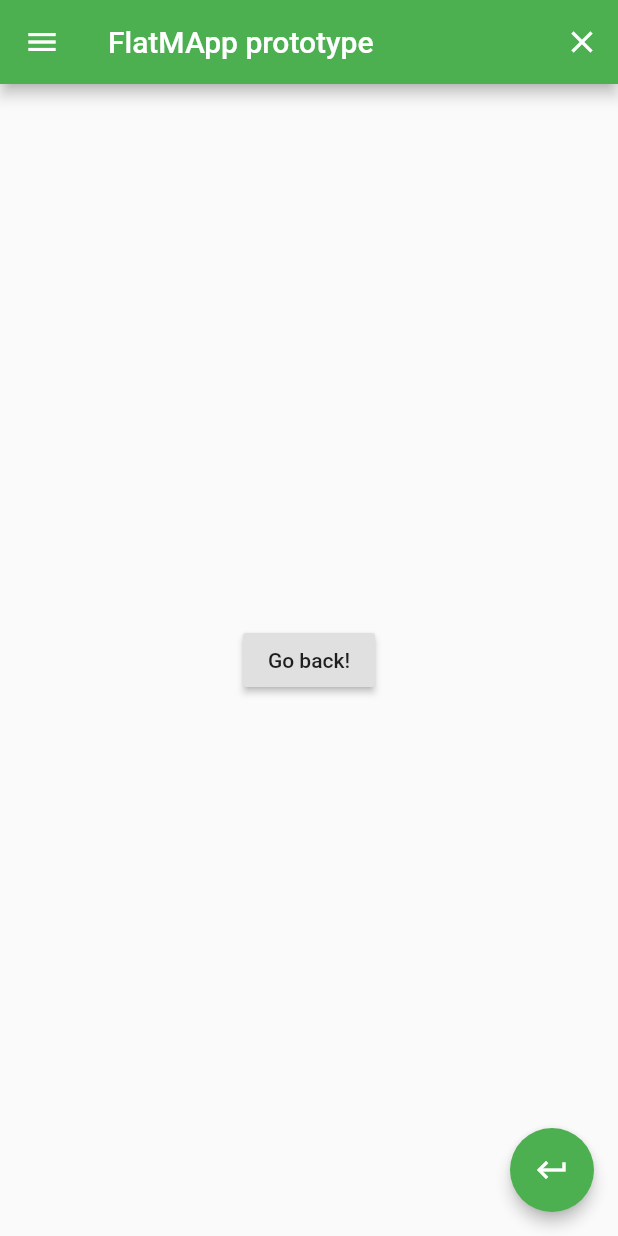
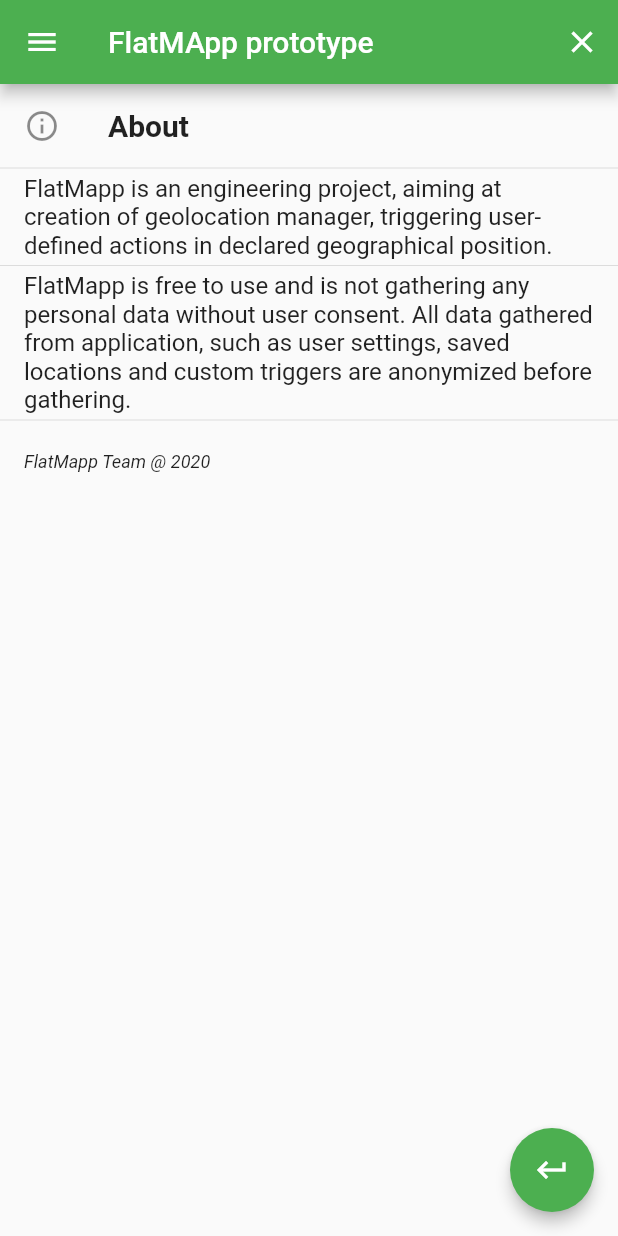
Before and after one commit to muhammadanas759/flat-map, a Flutter app: the AboutRoute screen opened by its route, on a phone screen of 412 x 824 dp. Run offline on Flutter 3.47's test engine with Material 2 defaults, Android fonts, the light colour scheme and no system bars; our stand-ins replace flutter_cache_manager, google_maps_flutter, permission_handler; missing offline and left inert: fluster.

Commit message:
about route text content update

```diff
--- a/lib/resources/routes/AboutRoute.dart
+++ b/lib/resources/routes/AboutRoute.dart
@@ -14,13 +14,52 @@ class AboutRoute extends StatelessWidget {
       body:
 
       // BODY
-      Center(
-        child: RaisedButton(
-          onPressed: () {
-            Navigator.pop(context);
-          },
-          child: Text('Go back!'),
-        ),
+      ListView(
+        children: ListTile.divideTiles(
+          context: context,
+          tiles: [
+            ListTile(
+              title: Text(
+                'About',
+                style: TextStyle(
+                    fontWeight: FontWeight.bold,
+                    fontSize: 20,
+                ),
+              ),
+              leading: Icon(Icons.info_outline),
+            ),
+            ListTile(
+              title: Text(
+                'FlatMapp is an engineering project, aiming at creation of '
+                'geolocation manager, triggering user-defined actions in '
+                'declared geographical position.',
+                style: TextStyle(
+                  fontSize: 16,
+                ),
+              ),
+            ),
+            ListTile(
+              title: Text(
+                'FlatMapp is free to use and is not gathering any personal data '
+                'without user consent. All data gathered from application, such '
+                'as user settings, saved locations and custom triggers are '
+                'anonymized before gathering. ',
+                style: TextStyle(
+                  fontSize: 16,
+                ),
+              ),
+            ),
+            ListTile(
+              title: Text(
+                'FlatMapp Team @ 2020',
+                style: TextStyle(
+                  fontStyle: FontStyle.italic,
+                  fontSize: 12,
+                )
+              ),
+            ),
+          ],
+        ).toList(),
       ),
 
       // SIDE PANEL MENU
```
Also changed, not shown: lib/resources/routes/defaultRoute.dart (indentation only).
